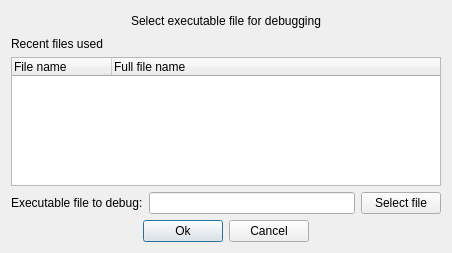
Qt form select-debug-executable-file-dialog.ui (stoyan-shopov/turbo) before a commit.
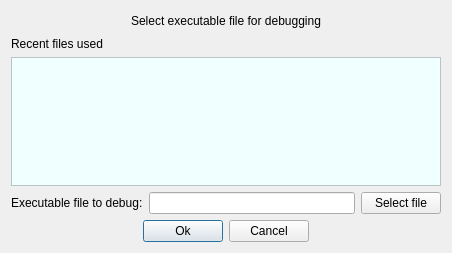
The same form after that commit.

The edit to the form file:
```diff
--- a/select-debug-executable-file-dialog.ui
+++ b/select-debug-executable-file-dialog.ui
@@ -60,9 +60,15 @@
    </item>
    <item>
     <widget class="QTreeWidget" name="treeWidgetRecentDebugExecutables">
+     <property name="styleSheet">
+      <string notr="true">background-color: Azure </string>
+     </property>
      <property name="indentation">
       <number>0</number>
      </property>
+     <attribute name="headerVisible">
+      <bool>false</bool>
+     </attribute>
      <column>
       <property name="text">
        <string>File name</string>
```
